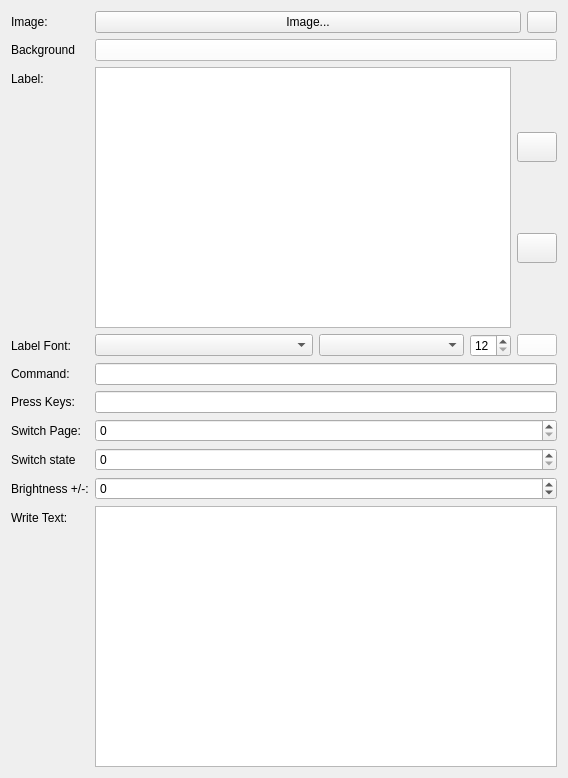
Old version of the form streamdeck_ui/button.ui in the repository galastiaos/powerstreamdeck-linux-gui.
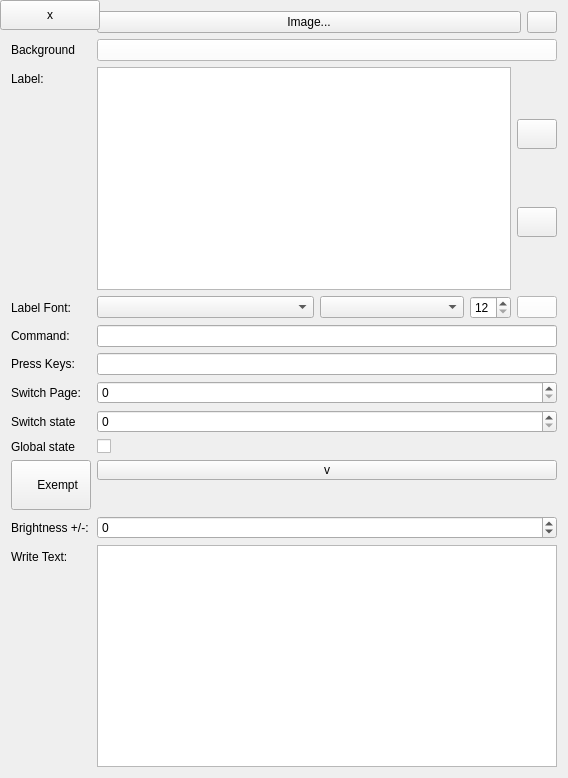
New version of the form. Icons and pictures are not drawn.

The edit to the form file:
```diff
--- a/streamdeck_ui/button.ui
+++ b/streamdeck_ui/button.ui
@@ -71,10 +71,10 @@
    <item row="1" column="1">
     <widget class="QPushButton" name="background_color">
      <property name="sizePolicy">
-      <sizepolicy hsizetype="Preferred" vsizetype="Maximum">
+      <sizePolicy hsizetype="Preferred" vsizetype="Maximum">
        <horstretch>0</horstretch>
        <verstretch>0</verstretch>
-      </sizepolicy>
+      </sizePolicy>
      </property>
      <property name="maximumSize">
       <size>
@@ -1163,29 +1163,80 @@
       <number>999999999</number>
      </property>
     </widget>
+    </item>
+    <item row="10" column="0">
+    <widget class="QLabel" name="label_1">
+    <property name="text">
+	<string>Global state</string>
+    </property>
+    </widget>
+    </item>
+    <item row="10" column="1">
+	<widget class="QCheckBox"></widget>
+    </item>
+    <item row="11" column="0">
+    <widget class="QPushButton">
+    <property name="text">
+    <string>
+    Exempt
+    </string>
+    </property>
+    </widget>
    </item>
-   <item row="10" column="0">
+   <item row="11" column="1">
+   <widget class="QPushButton">
+   <property name="text">
+   <string>v</string>
+   </property>
+   <property name="sizePolicy">
+   <sizePolicy hsizetype="minimum" vsizetype="minimum">
+   <horstretch>0</horstretch>
+   <verstretch>0</verstretch>
+   </sizePolicy>
+   </property>
+   <property name="styleSheet">
+   <string notr="true">padding: 2px 6px;</string>
+   </property>
+   </widget>
+   </item>
+   <item row="11" column="2">
+   <widget class="QPushButton">
+   <property name="text">
+   <string>x</string>
+   </property>
+   <property name="sizePolicy">
+   <sizePolicy hsizetype="minimum" vsizetype="minimum">
+   <horstretch>0</horstretch>
+   <verstretch>0</verstretch>
+   </sizePolicy>
+   </property>
+   <property name="styleSheet">
+   <string notr="true">padding: 2px 6px;</string>
+   </property>
+   </widget>
+   </item>
+   <item row="12" column="0">
     <widget class="QLabel" name="label_7">
      <property name="text">
       <string>Brightness +/-:</string>
      </property>
     </widget>
    </item>
-   <item row="10" column="1">
+   <item row="12" column="1">
     <widget class="QSpinBox" name="change_brightness">
      <property name="minimum">
       <number>-99</number>
      </property>
     </widget>
    </item>
-   <item row="11" column="0">
+   <item row="13" column="0">
     <widget class="QLabel" name="label_6">
      <property name="text">
       <string>Write Text:</string>
      </property>
     </widget>
    </item>
-   <item row="11" column="1">
+   <item row="13" column="1">
     <widget class="QPlainTextEdit" name="write"/>
    </item>
   </layout>
```
Left out of the diff: 4 changed lines with no effect on the pictures.
